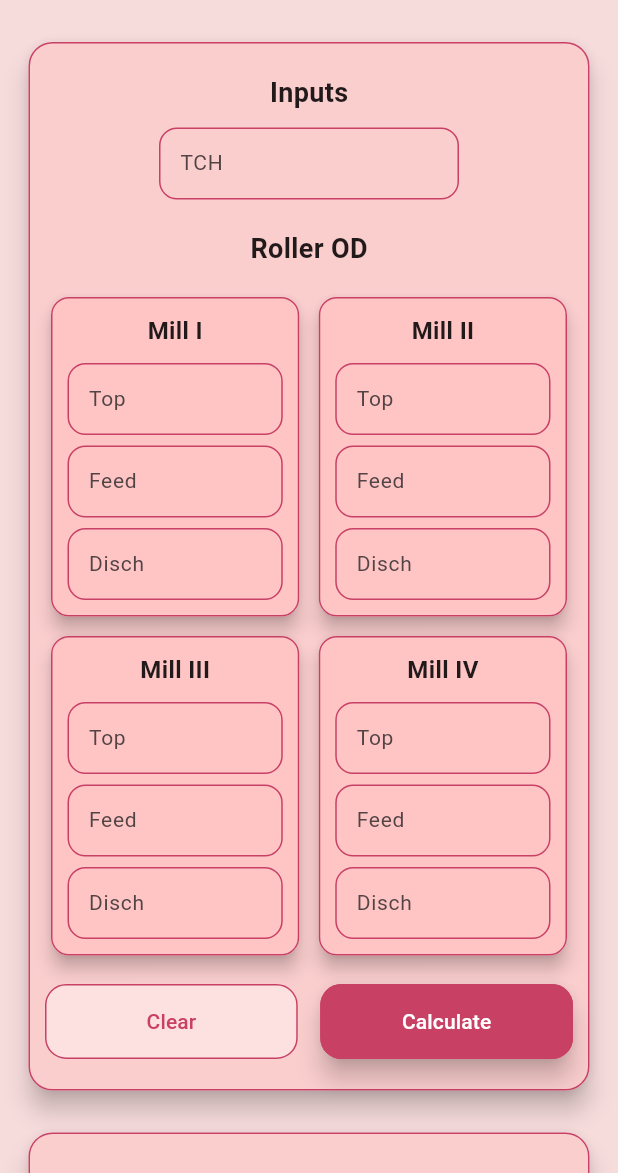
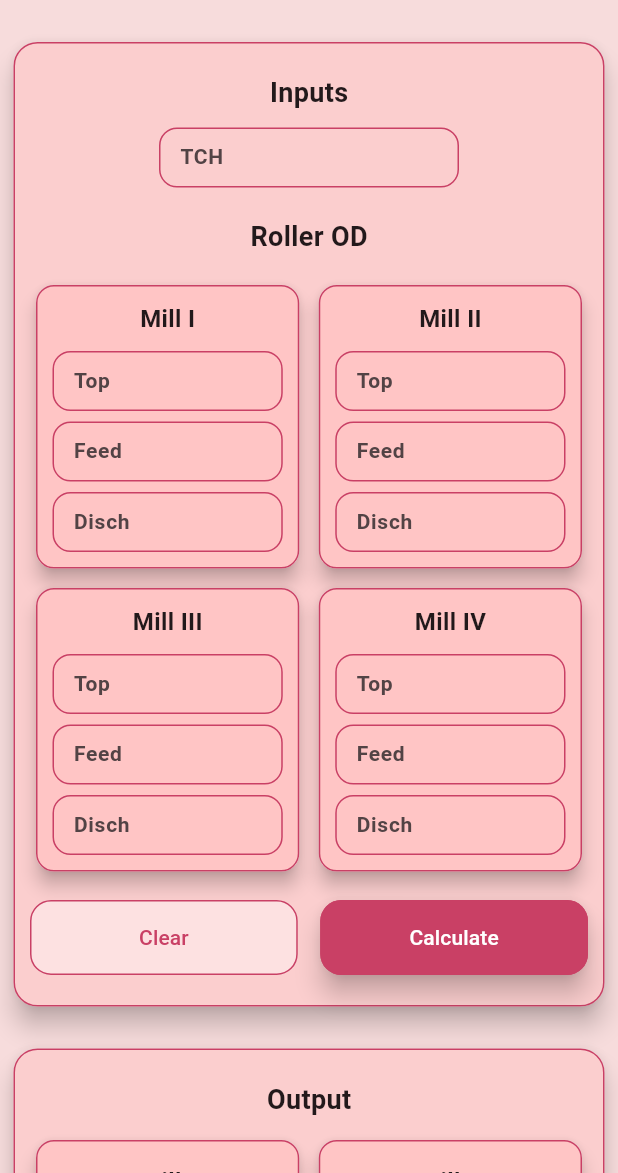
Before and after one commit to cyrDhanush/mill-settings-calculator, a Flutter app: the screen it shows after launch, after a tap on "Clear", on a phone screen of 412 x 824 dp, the part 63-1236 px from its top. Run offline on Flutter 3.47's test engine with Material 2 defaults, Android fonts, the phone set to English and light mode, and no system bars.

Commit message:
ui changes

```diff
--- a/lib/process/calculator.dart
+++ b/lib/process/calculator.dart
@@ -88,18 +88,18 @@ class Calculator {
   }
 }
 
-void main() {
-  // trial run
-  DefaultValueManager defaultValueManager = DefaultValueManager();
-  InputModel inputModel = InputModel(
-    tch: 115,
-    millmodels: [
-      InputMillModel(top: 916, feed: 910, disch: 928),
-      InputMillModel(top: 934, feed: 930, disch: 930),
-      InputMillModel(top: 913, feed: 910, disch: 945),
-      InputMillModel(top: 932, feed: 927, disch: 945),
-    ], // sample outputs
-  );
-  Calculator calculator = Calculator();
-  calculator.Calculate(inputModel);
-}
+// void main() {
+//   // trial run
+//   DefaultValueManager defaultValueManager = DefaultValueManager();
+//   InputModel inputModel = InputModel(
+//     tch: 115,
+//     millmodels: [
+//       InputMillModel(top: 916, feed: 910, disch: 928),
+//       InputMillModel(top: 934, feed: 930, disch: 930),
+//       InputMillModel(top: 913, feed: 910, disch: 945),
+//       InputMillModel(top: 932, feed: 927, disch: 945),
+//     ], // sample outputs
+//   );
+//   Calculator calculator = Calculator();
+//   calculator.Calculate(inputModel);
+// }
--- a/lib/process/models/output_model.dart
+++ b/lib/process/models/output_model.dart
@@ -14,4 +14,25 @@ class OutputModel {
       mill.printer();
     }
   }
+
+  factory OutputModel.outputZero() {
+    return OutputModel(
+      commonoutput: [
+        OutputMillModel(feed: 0.0, disch: 0.0, trash: 0.0),
+        OutputMillModel(feed: 0.0, disch: 0.0, trash: 0.0),
+        OutputMillModel(feed: 0.0, disch: 0.0, trash: 0.0),
+        OutputMillModel(feed: 0.0, disch: 0.0, trash: 0.0),
+      ],
+      trambleoutput: [
+        OutputMillModel(feed: 0.0, disch: 0.0, trash: 0.0),
+        OutputMillModel(feed: 0.0, disch: 0.0, trash: 0.0),
+        OutputMillModel(feed: 0.0, disch: 0.0, trash: 0.0),
+        OutputMillModel(feed: 0.0, disch: 0.0, trash: 0.0),
+      ],
+    );
+  }
+
+  // factory OutputModel.roundValues(OutputModel outputModel){
+  //   // return OutputModel.outputZero();
+  // }
 }
--- a/lib/screens/calculation_screen.dart
+++ b/lib/screens/calculation_screen.dart
@@ -2,9 +2,9 @@ import 'package:flutter/material.dart';
 import 'package:millsettingapp/process/calculator.dart';
 import 'package:millsettingapp/process/models/input_model.dart';
 import 'package:millsettingapp/process/models/output_model.dart';
+import 'package:millsettingapp/screens/sections/input_section.dart';
+import 'package:millsettingapp/screens/sections/output_section.dart';
 import 'package:millsettingapp/shared/colors.dart';
-import 'package:millsettingapp/widgets/sections/input_section.dart';
-import 'package:millsettingapp/widgets/sections/output_section.dart';
 
 class CalculationScreen extends StatefulWidget {
   const CalculationScreen({Key? key}) : super(key: key);
@@ -14,10 +14,14 @@ class CalculationScreen extends StatefulWidget {
 }
 
 class _CalculationScreenState extends State<CalculationScreen> {
+  OutputModel? outputModel;
+
   onSubmit(InputModel inputModel) {
     Calculator calculator = Calculator();
     OutputModel outputModel = calculator.Calculate(inputModel);
-    outputModel.printer();
+    // outputModel.printer();
+    this.outputModel = outputModel;
+    setState(() {});
   }
 
   @override
@@ -36,7 +40,9 @@ class _CalculationScreenState extends State<CalculationScreen> {
                 onSubmit(inputmodel);
               },
             ),
-            OutputSection(),
+            OutputSection(
+              outputModel: outputModel,
+            ),
           ],
         ),
       ),
--- a/lib/widgets/sections/input_section.dart
+++ b/lib/screens/sections/input_section.dart
@@ -4,6 +4,7 @@ import 'package:millsettingapp/process/models/millmodels.dart';
 import 'package:millsettingapp/shared/colors.dart';
 import 'package:millsettingapp/shared/textfielddecoration.dart';
 import 'package:millsettingapp/shared/textstyles.dart';
+import 'package:millsettingapp/testFunctions/autoInput.dart';
 import 'package:millsettingapp/widgets/millinput.dart';
 import 'package:millsettingapp/widgets/custom_textfield.dart';
 
@@ -77,6 +78,16 @@ class _InputSectionState extends State<InputSection> {
     }
   }
 
+  autoFillInput() {
+    widget.result(autoinputModel);
+  }
+
+  clear() {
+    for (TextEditingController controller in controllers) {
+      controller.text = "";
+    }
+  }
+
   @override
   void initState() {
     // TODO: implement initState
@@ -87,7 +98,7 @@ class _InputSectionState extends State<InputSection> {
   @override
   Widget build(BuildContext context) {
     return Container(
-      margin: EdgeInsets.symmetric(horizontal: 15, vertical: 10),
+      margin: EdgeInsets.symmetric(horizontal: 5, vertical: 10),
       child: Card(
         elevation: 7,
         shape: RoundedRectangleBorder(
@@ -207,7 +218,7 @@ class _InputSectionState extends State<InputSection> {
                   Expanded(
                     child: OutlinedButton(
                       onPressed: () {
-                        widget.result('string');
+                        clear();
                       },
                       style: OutlinedButton.styleFrom(
                         backgroundColor: Colors.white.withAlpha(100),
@@ -231,6 +242,9 @@ class _InputSectionState extends State<InputSection> {
                     child: ElevatedButton(
                       onPressed: () {
                         onSumbit();
+                      },
+                      onLongPress: () {
+                        autoFillInput();
                       },
                       style: ElevatedButton.styleFrom(
                         backgroundColor: themecolor,
--- /dev/null
+++ b/lib/screens/sections/output_section.dart
@@ -0,0 +1,179 @@
+import 'package:flutter/material.dart';
+import 'package:millsettingapp/process/models/output_model.dart';
+import 'package:millsettingapp/shared/colors.dart';
+import 'package:millsettingapp/shared/textstyles.dart';
+import 'package:millsettingapp/widgets/milloutput.dart';
+
+class OutputSection extends StatelessWidget {
+  OutputModel? outputModel;
+  OutputSection({super.key, this.outputModel});
+
+  @override
+  Widget build(BuildContext context) {
+    if (outputModel == null) {
+      outputModel = OutputModel.outputZero();
+    }
+    return Container(
+      margin: EdgeInsets.symmetric(horizontal: 5, vertical: 10),
+      child: Card(
+        elevation: 7,
+        shape: RoundedRectangleBorder(
+          borderRadius: BorderRadius.circular(16),
+        ),
+        child: Container(
+          padding: EdgeInsets.symmetric(vertical: 20, horizontal: 10),
+          decoration: BoxDecoration(
+            color: themecolor_light2,
+            borderRadius: BorderRadius.circular(16),
+            border: Border.all(
+              color: themecolor,
+            ),
+          ),
+          child: Column(
+            children: [
+              Text(
+                "Output",
+                style: headings,
+              ),
+              SizedBox(
+                height: 10,
+              ),
+              Row(
+                children: [
+                  Expanded(
+                    child: MillOutput(
+                      millname: "Mill I",
+                      ques: ['Feed', 'Disch', 'Trash'],
+                      ans: [
+                        outputModel!.commonoutput[0].feed,
+                        outputModel!.commonoutput[0].disch,
+                        outputModel!.commonoutput[0].trash,
+                      ],
+                    ),
+                  ),
+                  SizedBox(
+                    width: 5,
+                  ),
+                  Expanded(
+                    child: MillOutput(
+                      millname: "Mill II",
+                      ques: ['Feed', 'Disch', 'Trash'],
+                      ans: [
+                        outputModel!.commonoutput[1].feed,
+                        outputModel!.commonoutput[1].disch,
+                        outputModel!.commonoutput[1].trash,
+                      ],
+                    ),
+                  ),
+                ],
+              ),
+              SizedBox(
+                height: 5,
+              ),
+              Row(
+                children: [
+                  Expanded(
+                    child: MillOutput(
+                      millname: "Mill III",
+                      ques: ['Feed', 'Disch', 'Trash'],
+                      ans: [
+                        outputModel!.commonoutput[2].feed,
+                        outputModel!.commonoutput[2].disch,
+                        outputModel!.commonoutput[2].trash,
+                      ],
+                    ),
+                  ),
+                  SizedBox(
+                    width: 5,
+                  ),
+                  Expanded(
+                    child: MillOutput(
+                      millname: "Mill IV",
+                      ques: ['Feed', 'Disch', 'Trash'],
+                      ans: [
+                        outputModel!.commonoutput[3].feed,
+                        outputModel!.commonoutput[3].disch,
+                        outputModel!.commonoutput[3].trash,
+                      ],
+                    ),
+                  ),
+                ],
+              ),
+              SizedBox(
+                height: 20,
+              ),
+              Text(
+                "Tramble Output",
+                style: headings,
+              ),
+              SizedBox(
+                height: 10,
+              ),
+              Row(
+                children: [
+                  Expanded(
+                    child: MillOutput(
+                      millname: "Mill I",
+                      ques: ['Feed', 'Disch', 'Trash'],
+                      ans: [
+                        outputModel!.trambleoutput[0].feed,
+                        outputModel!.trambleoutput[0].disch,
+                        outputModel!.trambleoutput[0].trash,
+                      ],
+                    ),
+                  ),
+                  SizedBox(
+                    width: 5,
+                  ),
+                  Expanded(
+                    child: MillOutput(
+                      millname: "Mill II",
+                      ques: ['Feed', 'Disch', 'Trash'],
+                      ans: [
+                        outputModel!.trambleoutput[1].feed,
+                        outputModel!.trambleoutput[1].disch,
+                        outputModel!.trambleoutput[1].trash,
+                      ],
+                    ),
+                  ),
+                ],
+              ),
+              SizedBox(
+                height: 5,
+              ),
+              Row(
+                children: [
+                  Expanded(
+                    child: MillOutput(
+                      millname: "Mill III",
+                      ques: ['Feed', 'Disch', 'Trash'],
+                      ans: [
+                        outputModel!.trambleoutput[2].feed,
+                        outputModel!.trambleoutput[2].disch,
+                        outputModel!.trambleoutput[2].trash,
+                      ],
+                    ),
+                  ),
+                  SizedBox(
+                    width: 5,
+                  ),
+                  Expanded(
+                    child: MillOutput(
+                      millname: "Mill IV",
+                      ques: ['Feed', 'Disch', 'Trash'],
+                      ans: [
+                        outputModel!.trambleoutput[3].feed,
+                        outputModel!.trambleoutput[3].disch,
+                        outputModel!.trambleoutput[3].trash,
+                      ],
+                    ),
+                  ),
+                ],
+              ),
+            ],
+          ),
+        ),
+      ),
+    );
+  }
+}
--- a/lib/shared/textstyles.dart
+++ b/lib/shared/textstyles.dart
@@ -8,3 +8,9 @@ TextStyle heading2 = TextStyle(
   fontSize: 16,
   fontWeight: FontWeight.bold,
 );
+
+TextStyle textfieldTextStyle = TextStyle(
+  fontSize: 14,
+  height: 0.9,
+  fontWeight: FontWeight.bold,
+);
--- /dev/null
+++ b/lib/testFunctions/autoInput.dart
@@ -0,0 +1,12 @@
+import 'package:millsettingapp/process/models/input_model.dart';
+import 'package:millsettingapp/process/models/millmodels.dart';
+
+InputModel autoinputModel = InputModel(
+  tch: 115,
+  millmodels: [
+    InputMillModel(top: 916, feed: 910, disch: 928),
+    InputMillModel(top: 934, feed: 930, disch: 930),
+    InputMillModel(top: 913, feed: 910, disch: 945),
+    InputMillModel(top: 932, feed: 927, disch: 945),
+  ], // sample outputs
+);
--- a/lib/widgets/custom_ta.dart
+++ b/lib/widgets/custom_ta.dart
@@ -2,8 +2,9 @@ import 'package:flutter/material.dart';
 
 class CustomTextAns extends StatelessWidget {
   final String question;
-  var answer;
-  CustomTextAns({super.key, this.question = "Question", this.answer = 100.00});
+  final double answer;
+  const CustomTextAns(
+      {super.key, this.question = "Question", this.answer = 100.00});
 
   @override
   Widget build(BuildContext context) {
@@ -15,7 +16,7 @@ class CustomTextAns extends StatelessWidget {
           style: TextStyle(fontSize: 14),
         ),
         Text(
-          answer.toString(),
+          answer.toStringAsFixed(2),
           style: TextStyle(fontSize: 15, fontWeight: FontWeight.bold),
         ),
       ],
--- a/lib/widgets/custom_textfield.dart
+++ b/lib/widgets/custom_textfield.dart
@@ -1,5 +1,6 @@
 import 'package:flutter/material.dart';
 import 'package:millsettingapp/shared/textfielddecoration.dart';
+import 'package:millsettingapp/shared/textstyles.dart';
 
 class CustomTextField extends StatefulWidget {
   final String hint;
@@ -13,15 +14,15 @@ class CustomTextField extends StatefulWidget {
 class _CustomTextFieldState extends State<CustomTextField> {
   @override
   Widget build(BuildContext context) {
-    return TextField(
-      controller: (widget.controller != null) ? (widget.controller) : (null),
-      keyboardType: TextInputType.numberWithOptions(decimal: true),
-      style: TextStyle(
-        fontSize: 14,
-        height: 0.9,
-      ),
-      decoration: inputDecoration.copyWith(
-        hintText: widget.hint,
+    return Container(
+      height: 40,
+      child: TextField(
+        controller: (widget.controller != null) ? (widget.controller) : (null),
+        keyboardType: TextInputType.numberWithOptions(decimal: true),
+        style: textfieldTextStyle,
+        decoration: inputDecoration.copyWith(
+          hintText: widget.hint,
+        ),
       ),
     );
   }
--- a/lib/widgets/milloutput.dart
+++ b/lib/widgets/milloutput.dart
@@ -4,7 +4,14 @@ import 'package:millsettingapp/shared/textstyles.dart';
 import 'package:millsettingapp/widgets/custom_ta.dart';
 
 class MillOutput extends StatelessWidget {
-  const MillOutput({super.key});
+  final String millname;
+  final List<String> ques;
+  final List<double> ans;
+  const MillOutput(
+      {super.key,
+      this.millname = "Mill I",
+      required this.ques,
+      required this.ans});
 
   @override
   Widget build(BuildContext context) {
@@ -12,7 +19,7 @@ class MillOutput extends StatelessWidget {
       elevation: 5,
       shape: RoundedRectangleBorder(borderRadius: BorderRadius.circular(12)),
       child: Container(
-        padding: EdgeInsets.symmetric(vertical: 10, horizontal: 15),
+        padding: EdgeInsets.symmetric(vertical: 15, horizontal: 15),
         decoration: BoxDecoration(
           color: themecolor_light3,
           borderRadius: BorderRadius.circular(12),
@@ -27,17 +34,26 @@ class MillOutput extends StatelessWidget {
               mainAxisAlignment: MainAxisAlignment.center,
               children: [
                 Text(
-                  "Mill I",
+                  millname,
                   style: heading2,
                 ),
               ],
             ),
             SizedBox(height: 10),
-            CustomTextAns(),
+            CustomTextAns(
+              question: ques[0],
+              answer: ans[0],
+            ),
             SizedBox(height: 7),
-            CustomTextAns(),
+            CustomTextAns(
+              question: ques[1],
+              answer: ans[1],
+            ),
             SizedBox(height: 7),
-            CustomTextAns(),
+            CustomTextAns(
+              question: ques[2],
+              answer: ans[2],
+            ),
           ],
         ),
       ),
--- a/lib/widgets/sections/output_section.dart
+++ /dev/null
@@ -1,99 +0,0 @@
-import 'package:flutter/material.dart';
-import 'package:millsettingapp/shared/colors.dart';
-import 'package:millsettingapp/shared/textstyles.dart';
-import 'package:millsettingapp/widgets/milloutput.dart';
-
-class OutputSection extends StatefulWidget {
-  const OutputSection({super.key});
-
-  @override
-  State<OutputSection> createState() => _OutputSectionState();
-}
-
-class _OutputSectionState extends State<OutputSection> {
-  @override
-  Widget build(BuildContext context) {
-    return Container(
-      margin: EdgeInsets.symmetric(horizontal: 15, vertical: 10),
-      child: Card(
-        elevation: 7,
-        shape: RoundedRectangleBorder(
-          borderRadius: BorderRadius.circular(16),
-        ),
-        child: Container(
-          padding: EdgeInsets.symmetric(vertical: 20, horizontal: 10),
-          decoration: BoxDecoration(
-            color: themecolor_light2,
-            borderRadius: BorderRadius.circular(16),
-            border: Border.all(
-              color: themecolor,
-            ),
-          ),
-          child: Column(
-            children: [
-              Text(
-                "Output",
-                style: headings,
-              ),
-              SizedBox(
-                height: 10,
-              ),
-              Row(
-                children: [
-                  Expanded(child: MillOutput()),
-                  SizedBox(
-                    width: 5,
-                  ),
-                  Expanded(child: MillOutput()),
-                ],
-              ),
-              SizedBox(
-                height: 5,
-              ),
-              Row(
-                children: [
-                  Expanded(child: MillOutput()),
-                  SizedBox(
-                    width: 5,
-                  ),
-                  Expanded(child: MillOutput()),
-                ],
-              ),
-              SizedBox(
-                height: 20,
-              ),
-              Text(
-                "Tramble Output",
-                style: headings,
-              ),
-              SizedBox(
-                height: 10,
-              ),
-              Row(
-                children: [
-                  Expanded(child: MillOutput()),
-                  SizedBox(
-                    width: 5,
-                  ),
-                  Expanded(child: MillOutput()),
-                ],
-              ),
-              SizedBox(
-                height: 5,
-              ),
-              Row(
-                children: [
-                  Expanded(child: MillOutput()),
-                  SizedBox(
-                    width: 5,
-                  ),
-                  Expanded(child: MillOutput()),
-                ],
-              ),
-            ],
-          ),
-        ),
-      ),
-    );
-  }
-}
```
